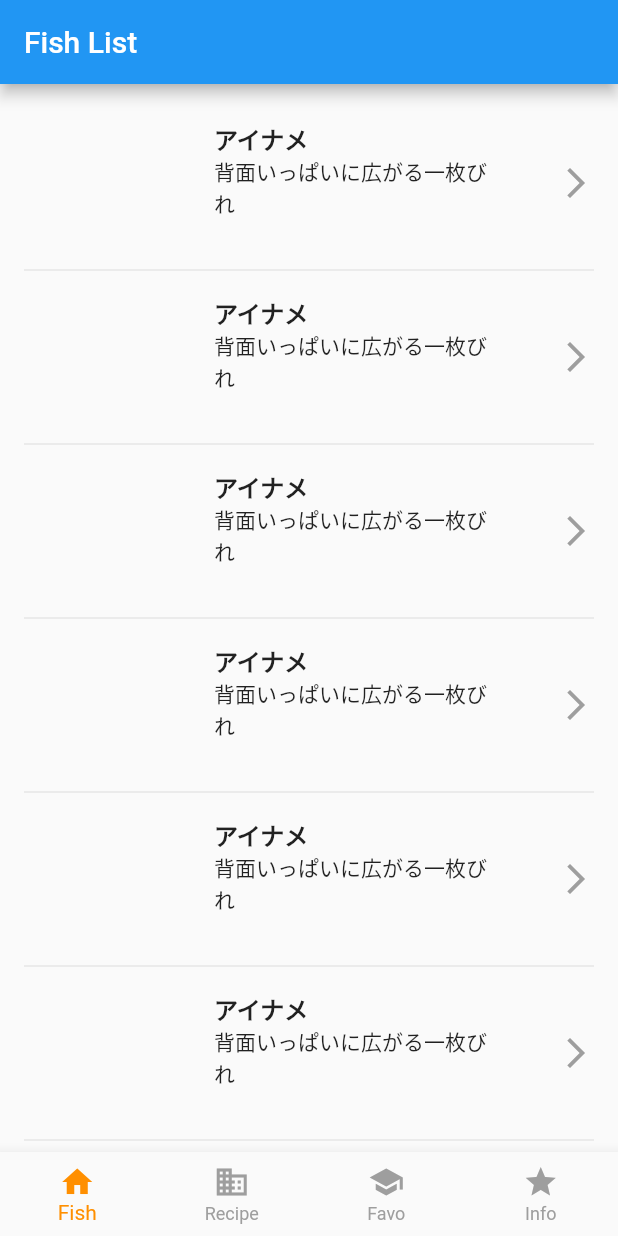
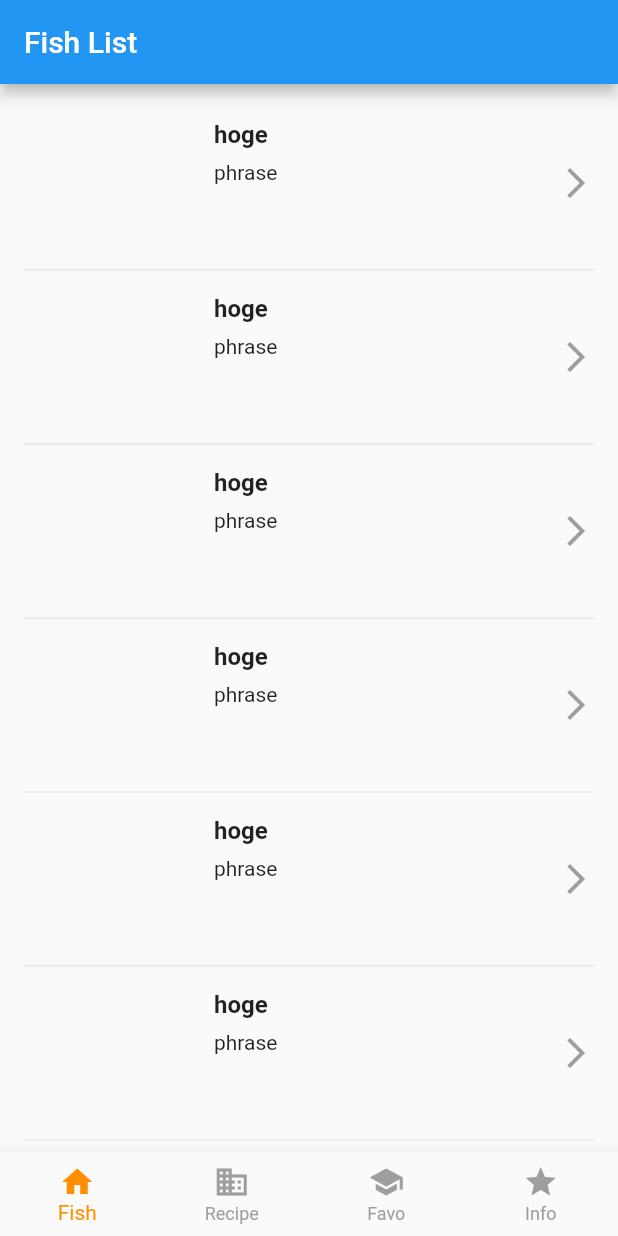
Before and after one commit to kalupas226/osakana, a Flutter app: the screen it shows after launch, on a phone screen of 412 x 824 dp. Run offline on Flutter 3.47's test engine with Material 2 defaults, Android fonts, the phone set to English and light mode, and no system bars.

Commit message:
give arguments on fishinfo

```diff
--- a/lib/src/components/fish_cell.dart
+++ b/lib/src/components/fish_cell.dart
@@ -17,7 +17,7 @@ class FishCell extends StatelessWidget {
           ),
           Expanded(
             flex: 3,
-            child: fishName(),
+            child: fishInfo('hoge', 'phrase'),
           ),
           Expanded(
             flex: 1,
@@ -34,20 +34,25 @@ class FishCell extends StatelessWidget {
     );
   }
 
-  Widget fishName() {
+  Widget fishInfo(String name, String phrase) {
     return Column(
       crossAxisAlignment: CrossAxisAlignment.start,
       children: <Widget>[
         Container(
           padding: const EdgeInsets.only(top: 8),
-          child: const Text('アイナメ',
-              style: TextStyle(
-                fontSize: 16,
-                fontWeight: FontWeight.bold,
-              )),
+          child: Text(
+            name,
+            style: TextStyle(
+              fontSize: 16,
+              fontWeight: FontWeight.bold,
+            ),
+          ),
         ),
         Container(
-          child: const Text('背面いっぱいに広がる一枚びれ'),
+          margin: const EdgeInsets.only(top: 8),
+          child: Text(
+            phrase,
+          ),
         ),
       ],
     );
```
